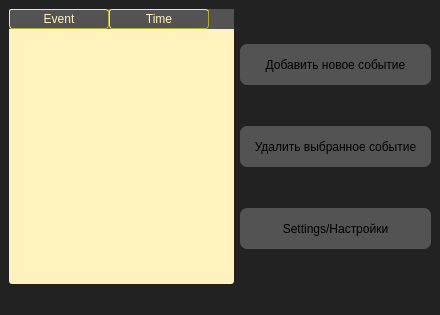
First picture: the form in design.ui, repository dmhd6219/JoJoOrganizer, before the edit.
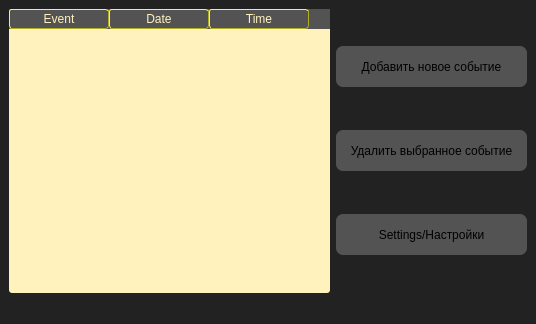
Second picture: the form after the edit. Icons and pictures are not drawn.

Commit message: ну, че, дезигн, исключая опенгл окно закончен)

```diff
--- a/design.ui
+++ b/design.ui
@@ -6,14 +6,14 @@
    <rect>
     <x>0</x>
     <y>0</y>
-    <width>440</width>
-    <height>315</height>
+    <width>536</width>
+    <height>324</height>
    </rect>
   </property>
   <property name="minimumSize">
    <size>
-    <width>440</width>
-    <height>315</height>
+    <width>536</width>
+    <height>324</height>
    </size>
   </property>
   <property name="windowTitle">
@@ -74,6 +74,11 @@
           <string>Event</string>
          </property>
         </column>
+        <column>
+         <property name="text">
+          <string>Date</string>
+         </property>
+        </column>
         <column>
          <property name="text">
           <string>Time</string>
```
Left out of the diff: 2 changed lines with no effect on the pictures. The commit also changes 5 other files.
